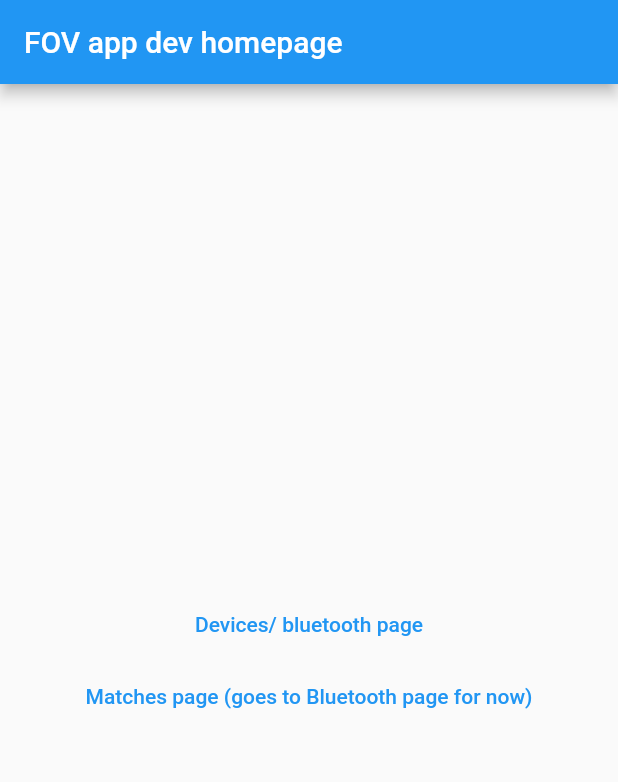
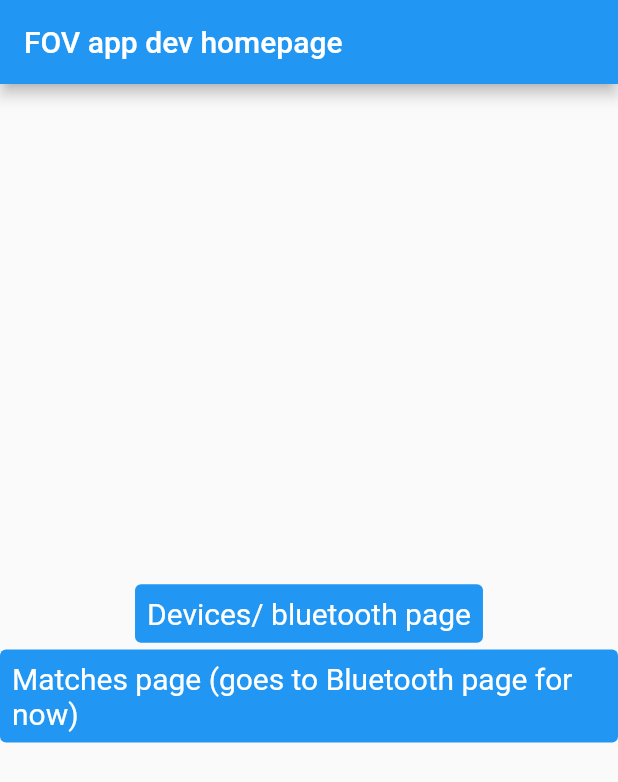
Before and after one commit to timf34/field-of-vision-app-2022, a Flutter app: the screen it shows after launch, after a tap on "Get Started", on a phone screen of 412 x 824 dp. Shown: the top 782 px of the screen. Run offline on Flutter 3.47's test engine with Material 2 defaults, Android fonts, the phone set to English and light mode, and no system bars; our stand-ins replace google_fonts.

Commit message:
added some basic styling to buttons

```diff
--- a/lib/second_page.dart
+++ b/lib/second_page.dart
@@ -10,7 +10,6 @@ class SecondPage extends StatelessWidget {
 
   // This adds two buttons to the page in a column
   Widget build(BuildContext context) {
-      var mainAxisSize;
       // ignore: dead_code
       return MaterialApp(
         title: 'Welcome to Flutter',
@@ -31,6 +30,11 @@ class SecondPage extends StatelessWidget {
                     );
                   },
                   child: const Text('Devices/ bluetooth page'),
+                  style: TextButton.styleFrom(
+                    textStyle: const TextStyle(fontSize: 20),
+                    primary: Colors.white, // This sets the colour of the font
+                    backgroundColor: Colors.blue, // This sets the colour of the button background
+                  ),
                 ),
                 TextButton(
                   onPressed: () {
@@ -40,6 +44,11 @@ class SecondPage extends StatelessWidget {
                     );
                   },
                   child: const Text('Matches page (goes to Bluetooth page for now)'),
+                  style: TextButton.styleFrom(
+                    textStyle: const TextStyle(fontSize: 20),
+                    primary: Colors.white, // This sets the colour of the font
+                    backgroundColor: Colors.blue, // This sets the colour of the button background
+                  ),
                 ),
               ],
             ),
```
